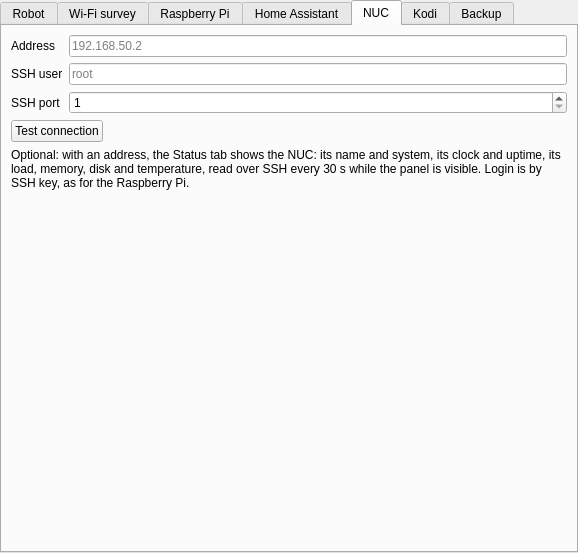
First picture: the form in valetudo_qgis/ui/settings_page.ui, repository sylsta/homeqgis, before the edit.
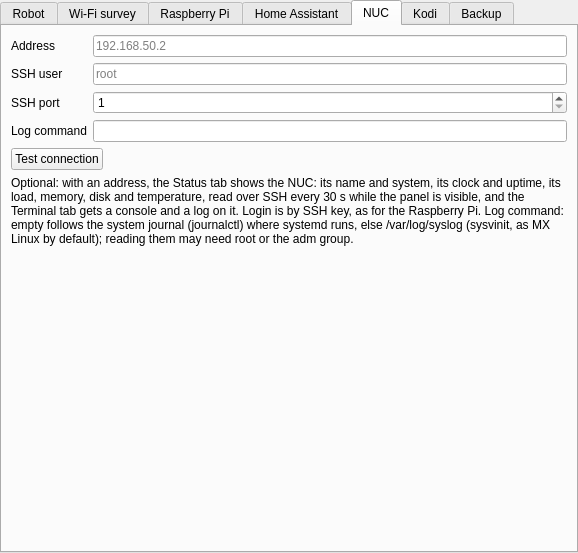
Second picture: the form after the edit. The open tabs and pages were chosen to show the change. Custom widgets are drawn as their Qt base class.

Commit message: Terminal: NUC console and log (journal or syslog, log command in the settings)

```diff
--- a/valetudo_qgis/ui/settings_page.ui
+++ b/valetudo_qgis/ui/settings_page.ui
@@ -831,7 +831,17 @@
          </property>
         </widget>
        </item>
-       <item row="3" column="0" colspan="2">
+       <item row="3" column="0">
+        <widget class="QLabel" name="lbl_nuc_log_command">
+         <property name="text">
+          <string>Log command</string>
+         </property>
+        </widget>
+       </item>
+       <item row="3" column="1">
+        <widget class="QLineEdit" name="nuc_log_command"/>
+       </item>
+       <item row="4" column="0" colspan="2">
         <layout class="QHBoxLayout" name="nuc_test_layout" stretch="0,1">
          <item>
           <widget class="QPushButton" name="btn_nuc_test">
@@ -849,13 +859,13 @@
          </item>
         </layout>
        </item>
-       <item row="4" column="0" colspan="2">
+       <item row="5" column="0" colspan="2">
         <widget class="QLabel" name="lbl_nuc_hint">
          <property name="wordWrap">
           <bool>true</bool>
          </property>
          <property name="text">
-          <string>Optional: with an address, the Status tab shows the NUC: its name and system, its clock and uptime, its load, memory, disk and temperature, read over SSH every 30 s while the panel is visible. Login is by SSH key, as for the Raspberry Pi.</string>
+          <string>Optional: with an address, the Status tab shows the NUC: its name and system, its clock and uptime, its load, memory, disk and temperature, read over SSH every 30 s while the panel is visible, and the Terminal tab gets a console and a log on it. Login is by SSH key, as for the Raspberry Pi. Log command: empty follows the system journal (journalctl) where systemd runs, else /var/log/syslog (sysvinit, as MX Linux by default); reading them may need root or the adm group.</string>
          </property>
         </widget>
        </item>
```
The commit also changes 6 other files.
